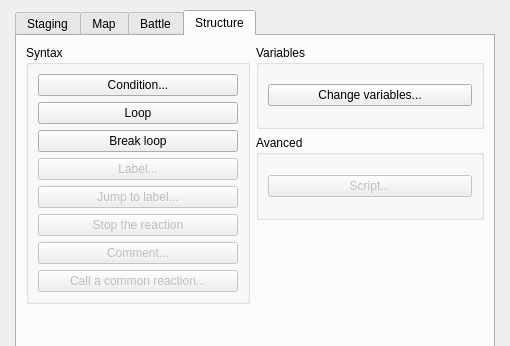
Qt form Editor/Dialogs/dialogcommands.ui (RPG-Paper-Maker/RPG-Paper-Maker) before a commit; both pictures show x 0 to 510 and y 0 to 346 of the 510 by 600 pixel window.
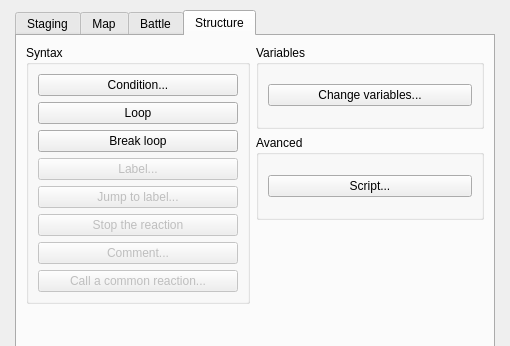
The same form after that commit. The open tabs and pages were chosen to show the change.

```diff
--- a/Editor/Dialogs/dialogcommands.ui
+++ b/Editor/Dialogs/dialogcommands.ui
@@ -991,7 +991,7 @@
               <item>
                <widget class="QPushButton" name="pushButtonScript">
                 <property name="enabled">
-                 <bool>false</bool>
+                 <bool>true</bool>
                 </property>
                 <property name="text">
                  <string>Script...</string>
```
Left out of the diff: 2 changed lines with no effect on the pictures.
